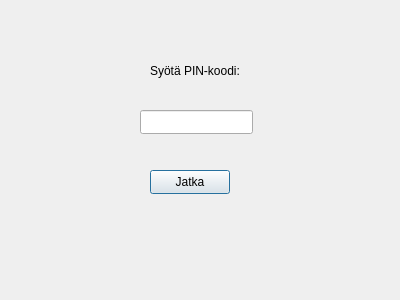
Old version of the form bankautomat/kirjaudu.ui in the repository bank-2022/group9.
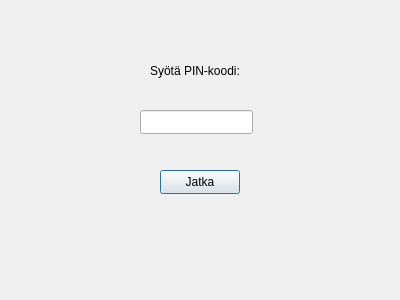
New version of the form.

```diff
--- a/bankautomat/kirjaudu.ui
+++ b/bankautomat/kirjaudu.ui
@@ -42,7 +42,7 @@
   <widget class="QPushButton" name="pushButton">
    <property name="geometry">
     <rect>
-     <x>150</x>
+     <x>160</x>
      <y>170</y>
      <width>80</width>
      <height>24</height>
```
